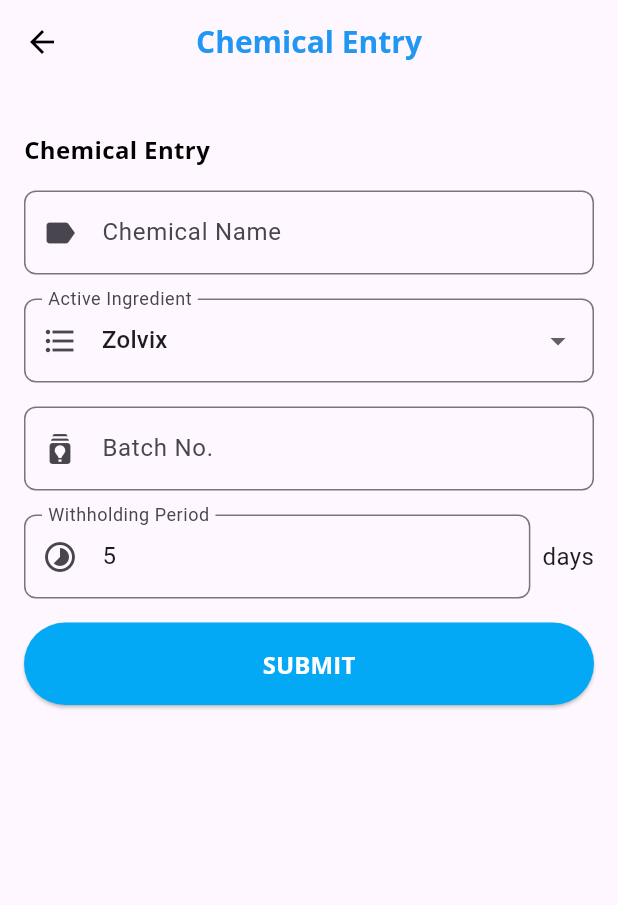
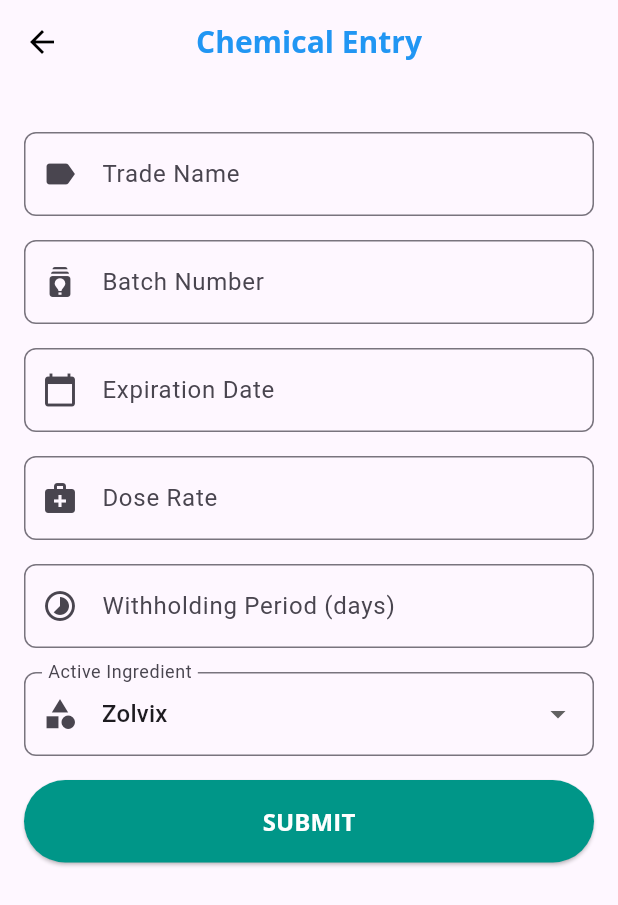
Before and after one commit to mn-nao-ren/drenchmate1017, a Flutter app: the DrenchEntryScreen screen opened by its route, after a tap on "Manage Chemicals Here", on a phone screen of 412 x 824 dp. Shown: the top 905 px of the screen. Run offline on Flutter 3.47's test engine with Material 3 defaults, Android fonts, the phone set to English and light mode, and no system bars; our stand-ins replace cloud_firestore, firebase_auth, firebase_core, google_fonts; accounts and stored records are empty.

Commit message:
2 July - drench_entry, chemical_entry, drench added screens

```diff
--- a/lib/business_logic/models/chemical_provider.dart
+++ b/lib/business_logic/models/chemical_provider.dart
@@ -2,21 +2,18 @@ import 'package:cloud_firestore/cloud_firestore.dart';
 import 'package:flutter/material.dart';
 
 class ChemicalProvider with ChangeNotifier {
-  final List<String> _chemicals = [];
+  List<Map<String, dynamic>> _chemicals = [];
 
-  List<String> get chemicals => _chemicals;
+  List<Map<String, dynamic>> get chemicals => _chemicals;
 
   Future<void> fetchChemicals() async {
     final snapshot = await FirebaseFirestore.instance.collection('chemicals').get();
-    _chemicals.clear();
-    for (var doc in snapshot.docs) {
-      _chemicals.add(doc.data()['name'] as String);
-    }
+    _chemicals = snapshot.docs.map((doc) => doc.data()).toList();
     notifyListeners();
   }
 
-  Future<void> addChemical(String chemical) async {
-    await FirebaseFirestore.instance.collection('chemicals').add({'name': chemical});
+  Future<void> addChemical(Map<String, dynamic> chemical) async {
+    await FirebaseFirestore.instance.collection('chemicals').add(chemical);
     _chemicals.add(chemical);
     notifyListeners();
   }
--- a/lib/presentation/screens/chemical_entry_screen.dart
+++ b/lib/presentation/screens/chemical_entry_screen.dart
@@ -1,5 +1,7 @@
 import 'package:flutter/material.dart';
+import 'package:provider/provider.dart';
 import 'package:google_fonts/google_fonts.dart';
+import 'package:drenchmate_2024/business_logic/models/chemical_provider.dart';
 
 class ChemicalEntryScreen extends StatefulWidget {
   static String id = 'Chemical Entry';
@@ -11,13 +13,31 @@ class ChemicalEntryScreen extends StatefulWidget {
 
 class _ChemicalEntryScreenState extends State<ChemicalEntryScreen> {
   final _formKey = GlobalKey<FormState>();
-  final TextEditingController _chemicalNameController = TextEditingController();
-  final TextEditingController _batchNoController = TextEditingController();
-  final TextEditingController _withholdingPeriodController = TextEditingController(text: '5');
+  final TextEditingController _tradeNameController = TextEditingController();
+  final TextEditingController _batchNumberController = TextEditingController();
+  final TextEditingController _expirationDateController = TextEditingController();
+  final TextEditingController _doseRateController = TextEditingController();
+  final TextEditingController _withholdingPeriodController = TextEditingController();
   String _selectedActiveIngredient = 'Zolvix';
+
+  Future<void> _selectDate(BuildContext context) async {
+    final DateTime? picked = await showDatePicker(
+      context: context,
+      initialDate: DateTime.now(),
+      firstDate: DateTime(2000),
+      lastDate: DateTime(2101),
+    );
+    if (picked != null) {
+      setState(() {
+        _expirationDateController.text = '${picked.year}-${picked.month.toString().padLeft(2, '0')}-${picked.day.toString().padLeft(2, '0')}';
+      });
+    }
+  }
 
   @override
   Widget build(BuildContext context) {
+    final chemicalProvider = Provider.of<ChemicalProvider>(context);
+
     return Scaffold(
       appBar: AppBar(
         backgroundColor: Colors.transparent,
@@ -45,19 +65,10 @@ class _ChemicalEntryScreenState extends State<ChemicalEntryScreen> {
           child: ListView(
             children: <Widget>[
               const SizedBox(height: 16),
-              Text(
-                'Chemical Entry',
-                style: GoogleFonts.openSans(
-                  fontSize: 16,
-                  fontWeight: FontWeight.bold,
-                  color: Colors.black,
-                ),
-              ),
-              const SizedBox(height: 16),
               TextFormField(
-                controller: _chemicalNameController,
+                controller: _tradeNameController,
                 decoration: InputDecoration(
-                  labelText: 'Chemical Name',
+                  labelText: 'Trade Name',
                   prefixIcon: const Icon(Icons.label),
                   border: OutlineInputBorder(
                     borderRadius: BorderRadius.circular(8),
@@ -65,7 +76,79 @@ class _ChemicalEntryScreenState extends State<ChemicalEntryScreen> {
                 ),
                 validator: (value) {
                   if (value == null || value.isEmpty) {
-                    return 'Please enter the chemical name';
+                    return 'Please enter the trade name';
+                  }
+                  return null;
+                },
+              ),
+              const SizedBox(height: 16),
+              TextFormField(
+                controller: _batchNumberController,
+                decoration: InputDecoration(
+                  labelText: 'Batch Number',
+                  prefixIcon: const Icon(Icons.batch_prediction),
+                  border: OutlineInputBorder(
+                    borderRadius: BorderRadius.circular(8),
+                  ),
+                ),
+                validator: (value) {
+                  if (value == null || value.isEmpty) {
+                    return 'Please enter the batch number';
+                  }
+                  return null;
+                },
+              ),
+              const SizedBox(height: 16),
+              TextFormField(
+                controller: _expirationDateController,
+                decoration: InputDecoration(
+                  labelText: 'Expiration Date',
+                  prefixIcon: const Icon(Icons.calendar_today),
+                  border: OutlineInputBorder(
+                    borderRadius: BorderRadius.circular(8),
+                  ),
+                ),
+                readOnly: true,
+                onTap: () => _selectDate(context),
+              ),
+              const SizedBox(height: 16),
+              TextFormField(
+                controller: _doseRateController,
+                decoration: InputDecoration(
+                  labelText: 'Dose Rate',
+                  prefixIcon: const Icon(Icons.medical_services),
+                  border: OutlineInputBorder(
+                    borderRadius: BorderRadius.circular(8),
+                  ),
+                ),
+                keyboardType: TextInputType.number,
+                validator: (value) {
+                  if (value == null || value.isEmpty) {
+                    return 'Please enter the dose rate';
+                  }
+                  if (double.tryParse(value) == null) {
+                    return 'Please enter a valid number';
+                  }
+                  return null;
+                },
+              ),
+              const SizedBox(height: 16),
+              TextFormField(
+                controller: _withholdingPeriodController,
+                decoration: InputDecoration(
+                  labelText: 'Withholding Period (days)',
+                  prefixIcon: const Icon(Icons.timelapse),
+                  border: OutlineInputBorder(
+                    borderRadius: BorderRadius.circular(8),
+                  ),
+                ),
+                keyboardType: TextInputType.number,
+                validator: (value) {
+                  if (value == null || value.isEmpty) {
+                    return 'Please enter the withholding period';
+                  }
+                  if (int.tryParse(value) == null) {
+                    return 'Please enter a valid number';
                   }
                   return null;
                 },
@@ -75,7 +158,7 @@ class _ChemicalEntryScreenState extends State<ChemicalEntryScreen> {
                 value: _selectedActiveIngredient,
                 decoration: InputDecoration(
                   labelText: 'Active Ingredient',
-                  prefixIcon: const Icon(Icons.format_list_bulleted),
+                  prefixIcon: const Icon(Icons.category),
                   border: OutlineInputBorder(
                     borderRadius: BorderRadius.circular(8),
                   ),
@@ -101,63 +184,26 @@ class _ChemicalEntryScreenState extends State<ChemicalEntryScreen> {
                 },
               ),
               const SizedBox(height: 16),
-              TextFormField(
-                controller: _batchNoController,
-                decoration: InputDecoration(
-                  labelText: 'Batch No.',
-                  prefixIcon: const Icon(Icons.batch_prediction),
-                  border: OutlineInputBorder(
-                    borderRadius: BorderRadius.circular(8),
-                  ),
-                ),
-                validator: (value) {
-                  if (value == null || value.isEmpty) {
-                    return 'Please enter the batch number';
-                  }
-                  return null;
-                },
-              ),
-              const SizedBox(height: 16),
-              Row(
-                children: <Widget>[
-                  Expanded(
-                    child: TextFormField(
-                      controller: _withholdingPeriodController,
-                      decoration: InputDecoration(
-                        labelText: 'Withholding Period',
-                        prefixIcon: const Icon(Icons.timelapse),
-                        border: OutlineInputBorder(
-                          borderRadius: BorderRadius.circular(8),
-                        ),
-                      ),
-                      keyboardType: TextInputType.number,
-                      validator: (value) {
-                        if (value == null || value.isEmpty) {
-                          return 'Please enter the withholding period';
-                        }
-                        if (int.tryParse(value) == null) {
-                          return 'Please enter a valid number';
-                        }
-                        return null;
-                      },
-                    ),
-                  ),
-                  const SizedBox(width: 8),
-                  const Text('days', style: TextStyle(fontSize: 16)),
-                ],
-              ),
-              const SizedBox(height: 16),
               ElevatedButton(
                 onPressed: () {
                   if (_formKey.currentState!.validate()) {
-                    // Process data
+                    final chemical = {
+                      'TradeName': _tradeNameController.text,
+                      'BatchNumber': _batchNumberController.text,
+                      'ExpirationDate': _expirationDateController.text,
+                      'DoseRate': double.parse(_doseRateController.text),
+                      'WithholdingPeriod': int.parse(_withholdingPeriodController.text),
+                      'ActiveIngredient': _selectedActiveIngredient,
+                    };
+                    chemicalProvider.addChemical(chemical);
                     ScaffoldMessenger.of(context).showSnackBar(
-                      const SnackBar(content: Text('Processing Data')),
+                      const SnackBar(content: Text('Chemical Added')),
                     );
+                    Navigator.pop(context);
                   }
                 },
                 style: ElevatedButton.styleFrom(
-                  backgroundColor: Colors.lightBlue, // Background color
+                  backgroundColor: Colors.teal,
                   padding: const EdgeInsets.symmetric(vertical: 16),
                 ),
                 child: Text(
--- a/lib/presentation/screens/drench_entry_screen.dart
+++ b/lib/presentation/screens/drench_entry_screen.dart
@@ -1,5 +1,8 @@
 import 'package:flutter/material.dart';
-import 'chemical_entry_screen.dart'; // Import the Chemical Entry Screen
+import 'package:provider/provider.dart';
+import 'package:drenchmate_2024/business_logic/models/chemical_provider.dart';
+import 'chemical_entry_screen.dart';
+import 'drench_summary_screen.dart';
 
 class DrenchEntryScreen extends StatefulWidget {
   static String id = 'Drench Entry';
@@ -11,15 +14,14 @@ class DrenchEntryScreen extends StatefulWidget {
 
 class _DrenchEntryScreenState extends State<DrenchEntryScreen> {
   final _formKey = GlobalKey<FormState>();
-  final TextEditingController _propertyIdController = TextEditingController(text: '12345'); // Pre-filled Property ID
-  final TextEditingController _dateController = TextEditingController(); // Controller for the date field
+  final TextEditingController _propertyIdController = TextEditingController(text: '12345');
+  final TextEditingController _dateController = TextEditingController();
   String _selectedMobId = 'Mob 1';
-  String _selectedChemical = 'Chemical A';
+  String? _selectedChemical;
 
   @override
   void initState() {
     super.initState();
-    // Initialize the date controller with the current date
     _dateController.text = _formatDate(DateTime.now());
   }
 
@@ -43,12 +45,14 @@ class _DrenchEntryScreenState extends State<DrenchEntryScreen> {
 
   @override
   Widget build(BuildContext context) {
+    final chemicalProvider = Provider.of<ChemicalProvider>(context);
+
     return Scaffold(
       appBar: AppBar(
         backgroundColor: Colors.transparent,
         elevation: 0,
         leading: IconButton(
-          icon: Icon(Icons.arrow_back, color: Colors.black),
+          icon: const Icon(Icons.arrow_back, color: Colors.black),
           onPressed: () {
             Navigator.of(context).pop();
           },
@@ -135,10 +139,10 @@ class _DrenchEntryScreenState extends State<DrenchEntryScreen> {
                     borderRadius: BorderRadius.circular(8),
                   ),
                 ),
-                items: ['Chemical A', 'Chemical B', 'Chemical C'].map((chemical) {
+                items: chemicalProvider.chemicals.map((chemical) {
                   return DropdownMenuItem<String>(
-                    value: chemical,
-                    child: Text(chemical),
+                    value: chemical['TradeName'],
+                    child: Text(chemical['TradeName']),
                   );
                 }).toList(),
                 onChanged: (value) {
@@ -152,11 +156,11 @@ class _DrenchEntryScreenState extends State<DrenchEntryScreen> {
                 onPressed: () {
                   Navigator.push(
                     context,
-                    MaterialPageRoute(builder: (context) => ChemicalEntryScreen()), // Navigate to ChemicalEntryScreen
+                    MaterialPageRoute(builder: (context) => const ChemicalEntryScreen()),
                   );
                 },
                 style: ElevatedButton.styleFrom(
-                  backgroundColor: Colors.blueGrey, // Background color
+                  backgroundColor: Colors.blueGrey,
                   padding: const EdgeInsets.symmetric(vertical: 16),
                   shape: RoundedRectangleBorder(
                     borderRadius: BorderRadius.circular(8),
@@ -175,14 +179,22 @@ class _DrenchEntryScreenState extends State<DrenchEntryScreen> {
               ElevatedButton(
                 onPressed: () {
                   if (_formKey.currentState!.validate()) {
-                    // Process data
-                    ScaffoldMessenger.of(context).showSnackBar(
-                      const SnackBar(content: Text('Processing Data')),
+                    final drenchDetails = {
+                      'Property ID': _propertyIdController.text,
+                      'Drenching Date': _dateController.text,
+                      'Mob ID': _selectedMobId,
+                      'Chemical ID': _selectedChemical ?? '',
+                    };
+                    Navigator.push(
+                      context,
+                      MaterialPageRoute(
+                        builder: (context) => DrenchSummaryScreen(drenchDetails: drenchDetails),
+                      ),
                     );
                   }
                 },
                 style: ElevatedButton.styleFrom(
-                  backgroundColor: Colors.lightBlue, // Background color
+                  backgroundColor: Colors.lightBlue,
                   padding: const EdgeInsets.symmetric(vertical: 16),
                   shape: RoundedRectangleBorder(
                     borderRadius: BorderRadius.circular(8),
```
Also changed, not shown: lib/main.dart (+10 -1 lines), lib/presentation/screens/drench_summary_screen.dart (added, +53 -0 lines).
